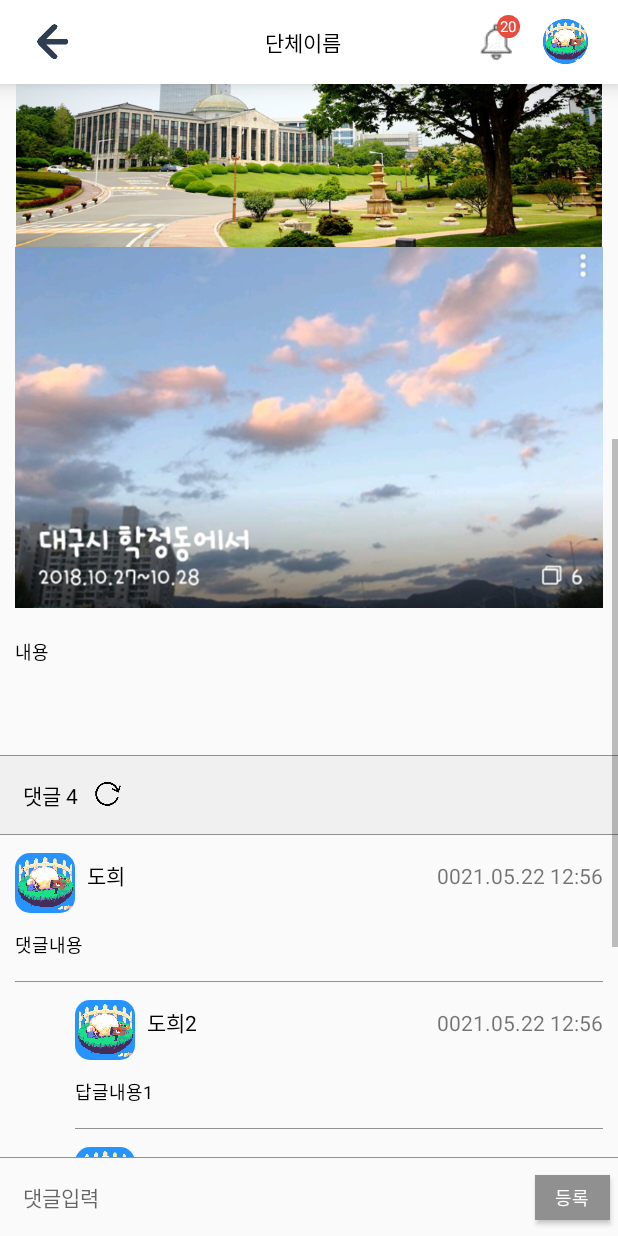
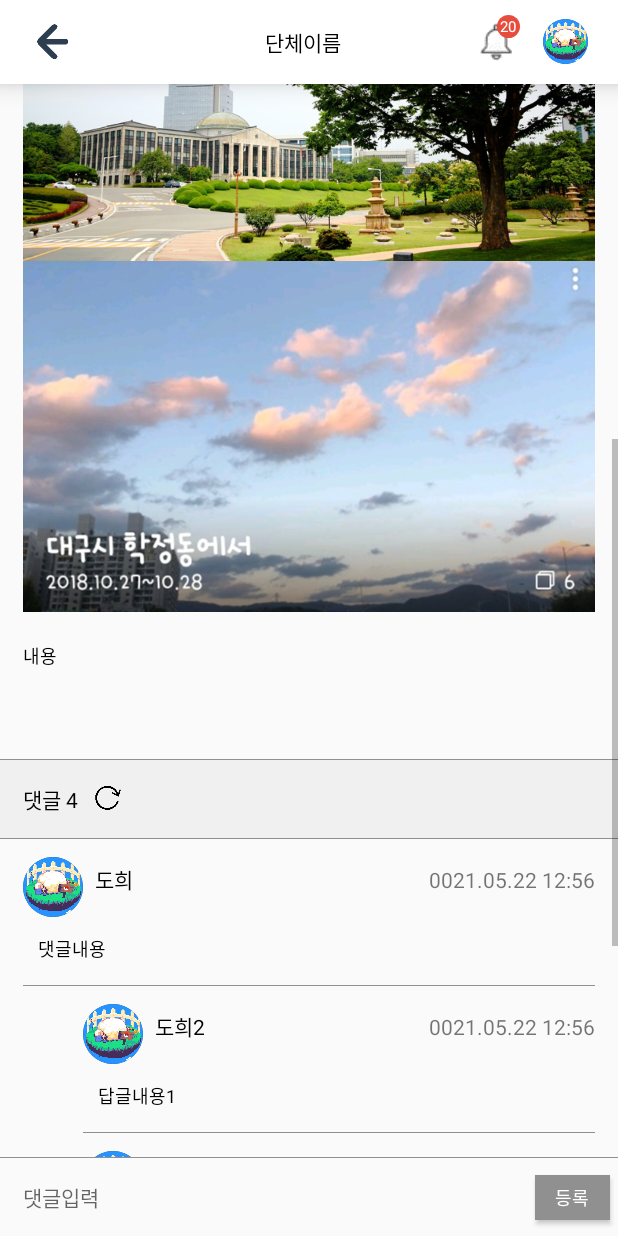
Before and after one commit to dohy12/project2_PDA, an Android app: the Board_content screen opened directly, with no data from a screen before it, scrolled down 500 dp, on a phone screen of 412 x 824 dp. Run offline under Robolectric (Android 15) with nearby library versions, the phone set to English and light mode, and no system bars.

Commit message:
댓글 ui수정

```diff
--- a/PDA/app/src/main/java/com/example/pda/Toolbar.java
+++ b/PDA/app/src/main/java/com/example/pda/Toolbar.java
@@ -27,7 +27,7 @@ public class Toolbar {
 
         toolbarButton = view.findViewById(R.id.toolbarButton1);
         toolbarAlarm = view.findViewById(R.id.toolbarAlarm);
-        toolbarProfile = view.findViewById(R.id.profile_image);
+        toolbarProfile = view.findViewById(R.id.toolbar_profile_image);
 
         setToolbarButton();
         setToolbarProfile();
--- a/PDA/app/src/main/res/layout/activity_board_content.xml
+++ b/PDA/app/src/main/res/layout/activity_board_content.xml
@@ -103,10 +103,10 @@
             <LinearLayout
                 android:layout_width="match_parent"
                 android:layout_height="wrap_content"
-                android:layout_marginTop="8dp"
-                android:layout_marginLeft="10dp"
-                android:layout_marginRight="10dp"
-                android:layout_marginBottom="8dp"
+                android:layout_marginTop="15dp"
+                android:layout_marginLeft="15dp"
+                android:layout_marginRight="15dp"
+                android:layout_marginBottom="15dp"
                 android:orientation="horizontal">
 
                 <ImageView
@@ -144,6 +144,7 @@
                 </LinearLayout>
 
                 <ImageView
+                    android:layout_marginTop="5dp"
                     android:layout_width="10dp"
                     android:layout_height="20dp"
                     android:layout_marginRight="4dp"
@@ -153,8 +154,8 @@
             <LinearLayout
                 android:layout_width="match_parent"
                 android:layout_height="wrap_content"
-                android:layout_marginLeft="10dp"
-                android:layout_marginRight="10dp"
+                android:layout_marginLeft="15dp"
+                android:layout_marginRight="15dp"
                 android:orientation="vertical">
 
                 <View
@@ -228,8 +229,8 @@
                 android:layout_height="wrap_content"
                 android:orientation="vertical"
                 android:layout_marginBottom="20dp"
-                android:layout_marginLeft="10dp"
-                android:layout_marginRight="10dp"/>
+                android:layout_marginLeft="15dp"
+                android:layout_marginRight="15dp"/>
         </LinearLayout>
 
     </ScrollView>
--- a/PDA/app/src/main/res/layout/board.xml
+++ b/PDA/app/src/main/res/layout/board.xml
@@ -6,8 +6,8 @@
     <LinearLayout
         android:layout_width="match_parent"
         android:layout_height="wrap_content"
-        android:layout_marginLeft="10dp"
-        android:layout_marginRight="10dp"
+        android:layout_marginLeft="15dp"
+        android:layout_marginRight="15dp"
         android:orientation="horizontal">
         <LinearLayout
             android:layout_width="0dp"
--- a/PDA/app/src/main/res/layout/board_comments.xml
+++ b/PDA/app/src/main/res/layout/board_comments.xml
@@ -31,7 +31,7 @@
                     android:layout_width="40dp"
                     android:layout_height="40dp"
                     android:src="@drawable/img6"
-                    android:background="@drawable/border_corner1"
+                    android:background="@drawable/circle"
                     android:layout_centerHorizontal="true"
                     android:scaleType="centerCrop"/>
 
@@ -55,6 +55,7 @@
                     android:text="2021.04.04 23:38"/>
             </LinearLayout>
             <TextView
+                android:layout_marginLeft="10dp"
                 android:id="@+id/comments_contents"
                 android:layout_width="match_parent"
                 android:layout_height="wrap_content"
--- a/PDA/app/src/main/res/layout/toolbar.xml
+++ b/PDA/app/src/main/res/layout/toolbar.xml
@@ -64,7 +64,7 @@
         </FrameLayout>
 
         <ImageView
-            android:id="@+id/profile_image"
+            android:id="@+id/toolbar_profile_image"
             android:layout_marginRight="10dp"
             android:layout_width="30dp"
             android:layout_height="30dp"
```
